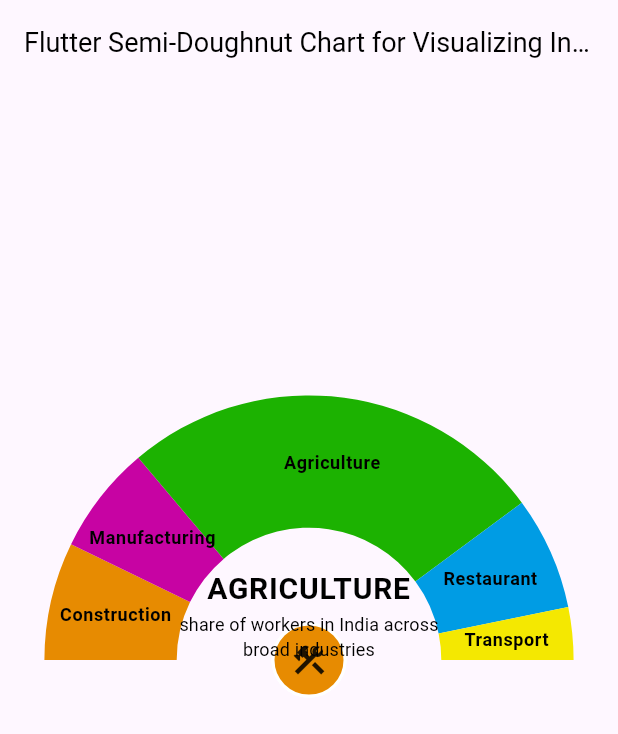
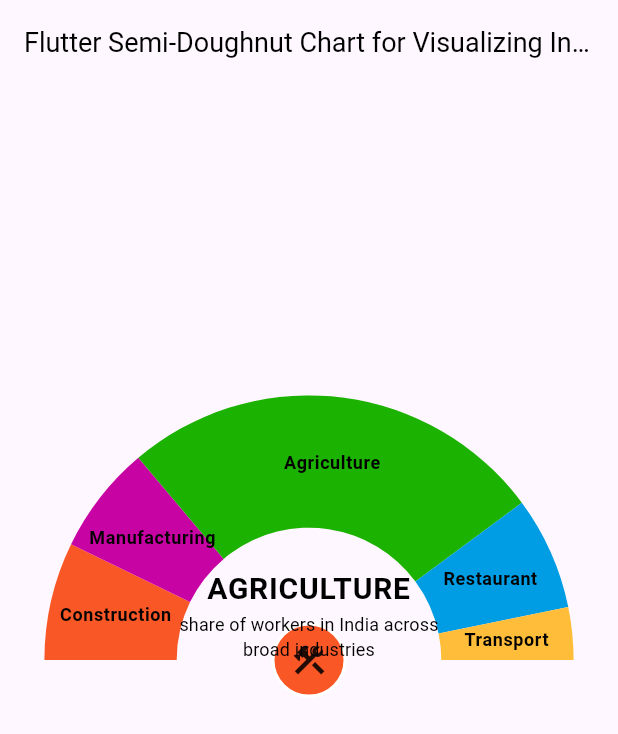
Before and after one commit to SyncfusionExamples/how-to-create-flutter-semi-doughnut-chart-for-carbon-emissions-per-kilometer, a Flutter app: the screen it shows after launch, on a phone screen of 412 x 824 dp. Shown: the top 734 px of the screen. Run offline on Flutter 3.47's test engine with Material 3 defaults, Android fonts, the phone set to English and light mode, and no system bars; our stand-ins replace syncfusion_flutter_charts.

Commit message:
FLUT-911026-[others][flutter]: Changed is first segment color

```diff
--- a/lib/main.dart
+++ b/lib/main.dart
@@ -56,7 +56,7 @@ class _MyHomePageState extends State<MyHomePage> {
   List<CircularChartAnnotation> _buildChartAnnotations() {
     return <CircularChartAnnotation>[
       _buildIconAnnotation(-6, Icons.emoji_transportation_outlined,
-          const Color.fromARGB(255, 244, 232, 1)),
+          const Color.fromRGBO(255, 189, 57, 1)),
       _buildIconAnnotation(-85, Icons.agriculture_outlined,
           const Color.fromARGB(255, 28, 178, 1)),
       _buildIconAnnotation(
@@ -64,7 +64,7 @@ class _MyHomePageState extends State<MyHomePage> {
       _buildIconAnnotation(-142, Icons.precision_manufacturing_outlined,
           const Color.fromARGB(255, 199, 3, 163)),
       _buildIconAnnotation(-167, Icons.construction_outlined,
-          const Color.fromARGB(255, 231, 139, 1)),
+          const Color.fromARGB(255, 249, 87, 38)),
       _buildTextAnnotation()
     ];
   }
@@ -148,11 +148,11 @@ class _MyHomePageState extends State<MyHomePage> {
   /// Creates a list of chart data
   static List<ChartData> _createChartData() {
     return [
-      ChartData('Construction', 12.6, const Color.fromARGB(255, 231, 139, 1)),
+      ChartData('Construction', 12.6, const Color.fromARGB(255, 249, 87, 38)),
       ChartData('Manufacturing', 11.6, const Color.fromARGB(255, 199, 3, 163)),
       ChartData('Agriculture', 45.5, const Color.fromARGB(255, 28, 178, 1)),
       ChartData('Restaurant', 12.1, const Color.fromARGB(255, 0, 156, 228)),
-      ChartData('Transport', 5.6, const Color.fromARGB(255, 244, 232, 1)),
+      ChartData('Transport', 5.6, const Color.fromRGBO(255, 189, 57, 1)),
     ];
   }
 }
```
